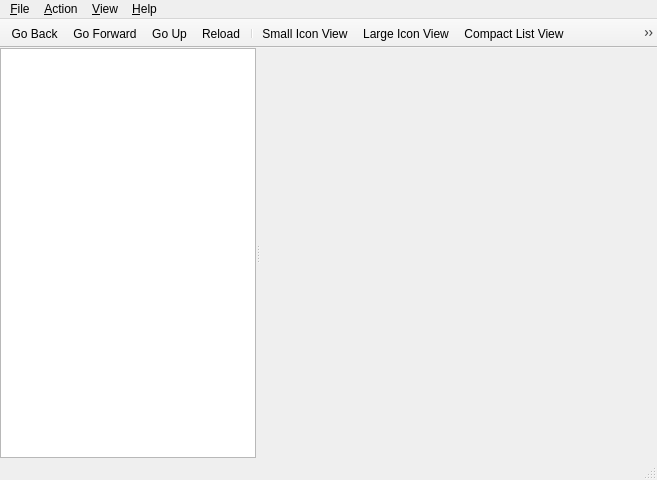
The window that src/gui/mainwindow.ui (august-alt/gpui) describes before a commit, drawn with Qt 5.
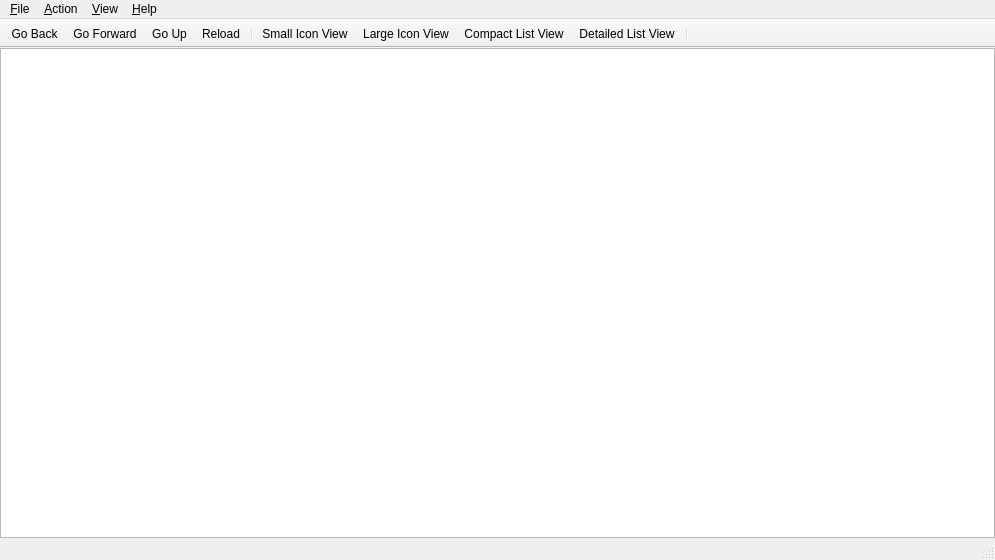
The same window after the commit. Icons and pictures are not drawn.

Commit message: ui: restructure main window ui

```diff
--- a/src/gui/mainwindow.ui
+++ b/src/gui/mainwindow.ui
@@ -6,8 +6,8 @@
    <rect>
     <x>0</x>
     <y>0</y>
-    <width>657</width>
-    <height>480</height>
+    <width>995</width>
+    <height>560</height>
    </rect>
   </property>
   <property name="windowTitle">
@@ -40,18 +40,19 @@
       </property>
       <widget class="QTreeView" name="treeView">
        <property name="sizePolicy">
-        <sizepolicy hsizetype="Expanding" vsizetype="Expanding">
+        <sizepolicy hsizetype="Fixed" vsizetype="Expanding">
          <horstretch>0</horstretch>
          <verstretch>0</verstretch>
         </sizepolicy>
        </property>
-      </widget>
-      <widget class="QWidget" name="widget" native="true">
-       <property name="sizePolicy">
-        <sizepolicy hsizetype="Expanding" vsizetype="Expanding">
-         <horstretch>2</horstretch>
-         <verstretch>0</verstretch>
-        </sizepolicy>
+       <property name="minimumSize">
+        <size>
+         <width>256</width>
+         <height>0</height>
+        </size>
+       </property>
+       <property name="headerHidden">
+        <bool>true</bool>
        </property>
       </widget>
      </widget>
@@ -63,7 +64,7 @@
     <rect>
      <x>0</x>
      <y>0</y>
-     <width>657</width>
+     <width>995</width>
      <height>22</height>
     </rect>
    </property>
```
